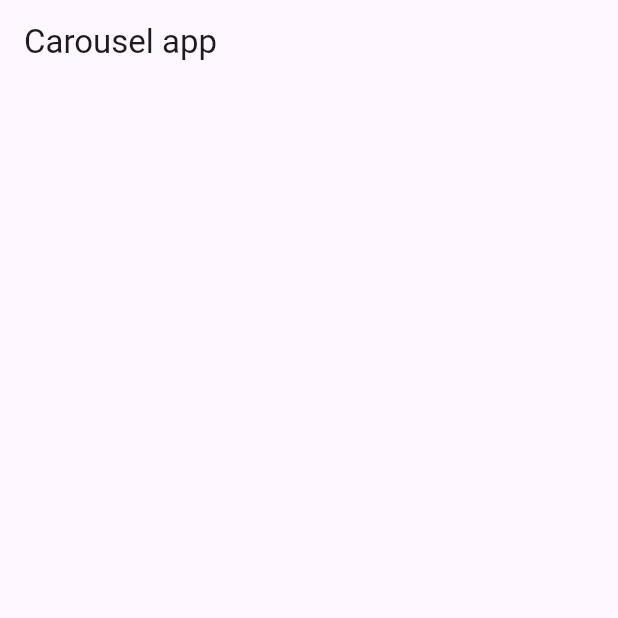
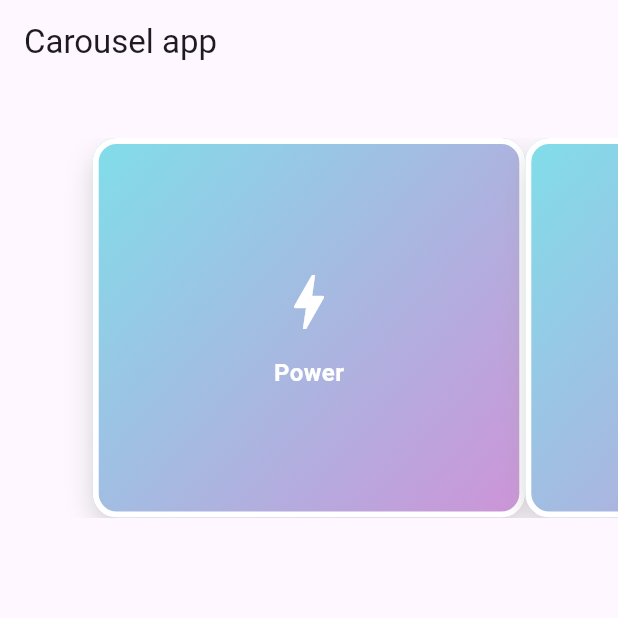
Before and after one commit to EhsanTgv/animated_carousel, a Flutter app: the screen it shows after launch, on a phone screen of 412 x 824 dp, the top half of it. Run offline on Flutter 3.47's test engine with Material 3 defaults, Android fonts, the phone set to English and light mode, and no system bars; drawn by our look-alikes of expandable_page_view.

Commit message:
Add base part

```diff
--- /dev/null
+++ b/lib/carousel_card.dart
@@ -0,0 +1,56 @@
+import 'package:flutter/material.dart';
+
+class CarouselCard extends StatelessWidget {
+  final IconData icon;
+  final String label;
+
+  const CarouselCard({
+    required this.icon,
+    required this.label,
+    super.key,
+  });
+
+  @override
+  Widget build(BuildContext context) {
+    return Container(
+      decoration: ShapeDecoration(
+        shape: RoundedRectangleBorder(
+          borderRadius: BorderRadius.circular(16),
+          side: const BorderSide(color: Colors.white, width: 4),
+        ),
+        gradient: LinearGradient(
+          begin: Alignment.topLeft,
+          end: Alignment.bottomRight,
+          colors: [
+            Colors.cyan.shade200,
+            Colors.purple.shade200,
+          ],
+        ),
+        shadows: [
+          BoxShadow(
+            color: Colors.grey.withOpacity(0.5),
+            spreadRadius: -2,
+            blurRadius: 16,
+            offset: const Offset(0, 8),
+          )
+        ],
+      ),
+      padding: const EdgeInsets.symmetric(horizontal: 36, vertical: 81),
+      child: Column(
+        crossAxisAlignment: CrossAxisAlignment.center,
+        children: [
+          Icon(icon, color: Colors.white, size: 48),
+          const SizedBox(height: 12),
+          Text(
+            label,
+            style: const TextStyle(
+              color: Colors.white,
+              fontSize: 16,
+              fontWeight: FontWeight.w600,
+            ),
+          )
+        ],
+      ),
+    );
+  }
+}
--- a/lib/main.dart
+++ b/lib/main.dart
@@ -30,6 +30,13 @@ class MyHomePage extends StatefulWidget {
 }
 
 class _MyHomePageState extends State<MyHomePage> {
+  static const cards = [
+    CarouselCard(icon: Icons.bolt_outlined, label: "Power"),
+    CarouselCard(icon: Icons.edit_outlined, label: "Edit"),
+    CarouselCard(icon: Icons.home_outlined, label: "Home"),
+  ];
+
+  final carouselController = PageController(viewportFraction: 0.7);
 
   @override
   Widget build(BuildContext context) {
@@ -37,6 +44,25 @@ class _MyHomePageState extends State<MyHomePage> {
       appBar: AppBar(
         title: const Text("Carousel app"),
       ),
+      body: CustomScrollView(
+        slivers: [
+          SliverFillRemaining(
+            hasScrollBody: false,
+            child: Column(
+              children: [
+                const SizedBox(height: 36),
+                ExpandablePageView.builder(
+                  controller: carouselController,
+                  clipBehavior: Clip.none,
+                  itemCount: cards.length,
+                  itemBuilder: (_, index) => cards[index],
+                ),
+                const Spacer(),
+              ],
+            ),
+          )
+        ],
+      ),
     );
   }
 }
```
